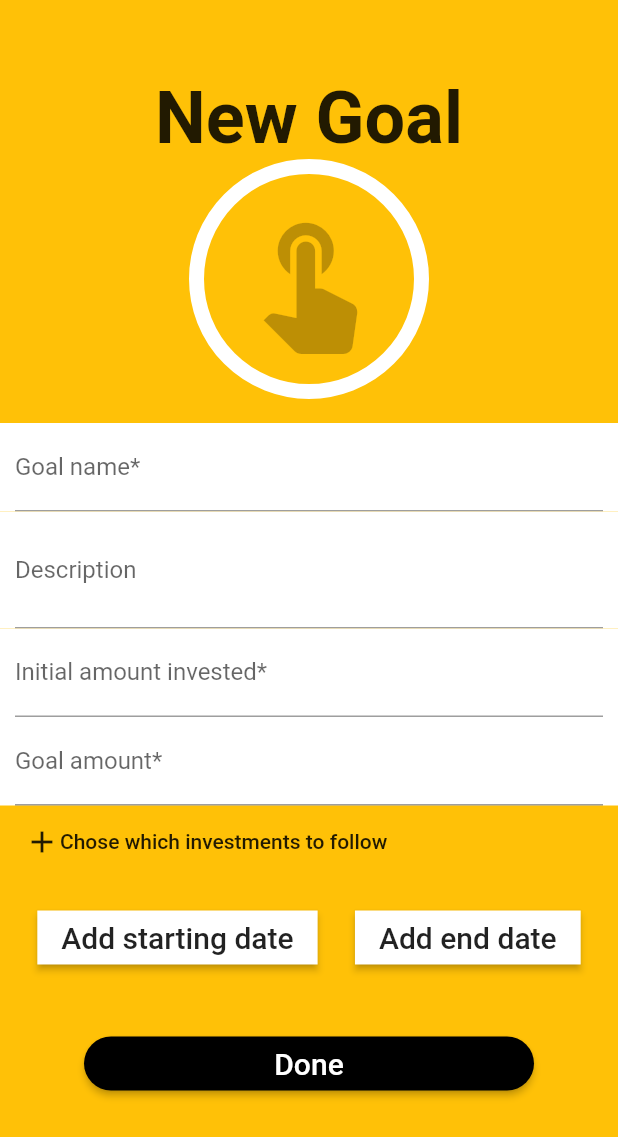
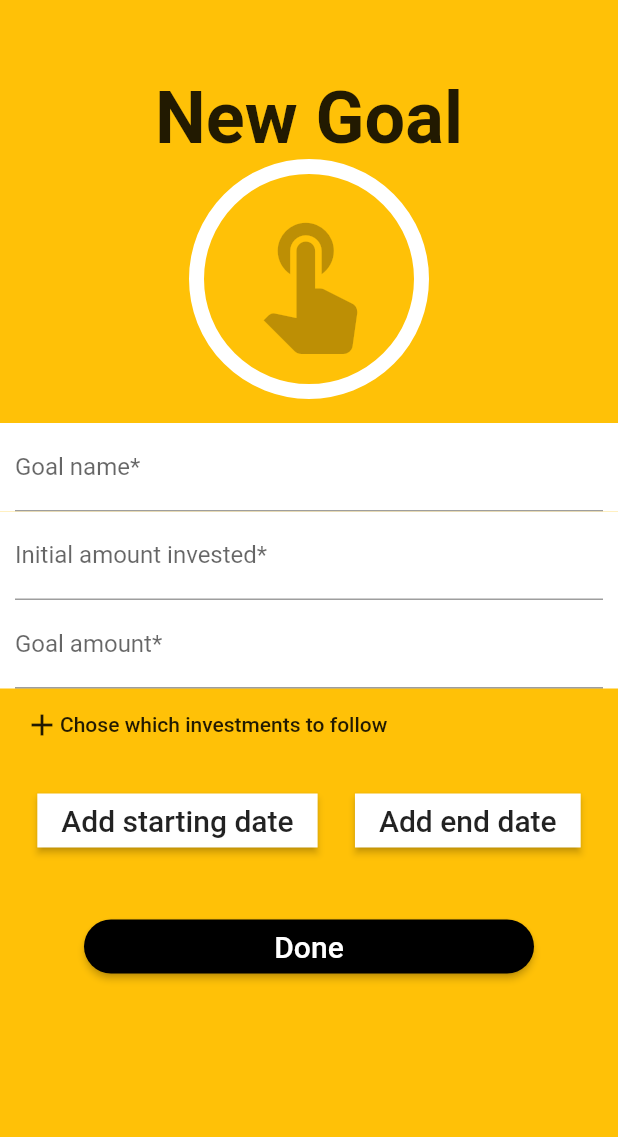
Before and after one commit to jmjac/portfolio, a Flutter app: the AddGoalPage screen opened directly, on a phone screen of 412 x 824 dp. Shown: the top 1137 px of the screen. Run offline on Flutter 3.47's test engine with Material 2 defaults, Android fonts, the phone set to English and light mode, and no system bars; drawn by our look-alikes of percent_indicator; our stand-ins replace charts_flutter, firebase_auth, fl_chart, flutter_mobx, google_fonts, google_sign_in and 2 more; missing offline and left inert: flutter_material_color_picker, flutter_rounded_date_picker; accounts and stored records are empty; generated files the repository leaves out were written again.

Commit message:
desc is gone
:,(

```diff
--- a/lib/goals/add_goal_page.dart
+++ b/lib/goals/add_goal_page.dart
@@ -85,19 +85,19 @@ class AddGoalPage extends StatelessWidget {
                           labelText: 'Goal name*',
                           hintText: 'Your goal name',
                         )))),
-            Container(
-                color: Colors.white,
-                padding: EdgeInsets.symmetric(horizontal: 10),
-                child: Observer(
-                    builder: (_) => TextFormField(
-                        style: TextStyle(color: Colors.black),
-                        onChanged: (String value) =>
-                            goalFormStore.setName(value),
-                        maxLines: 2,
-                        decoration: InputDecoration(
-                          labelText: 'Description',
-                          hintText: 'Description, notes etc.',
-                        )))),
+            // Container(
+            //     color: Colors.white,
+            //     padding: EdgeInsets.symmetric(horizontal: 10),
+            //     child: Observer(
+            //         builder: (_) => TextFormField(
+            //             style: TextStyle(color: Colors.black),
+            //             onChanged: (String value) =>
+            //                 goalFormStore.setName(value),
+            //             maxLines: 2,
+            //             decoration: InputDecoration(
+            //               labelText: 'Description',
+            //               hintText: 'Description, notes etc.',
+            //             )))),
             Container(
                 color: Colors.white,
                 padding: EdgeInsets.symmetric(horizontal: 10),
--- a/lib/goals/goal_details_page.dart
+++ b/lib/goals/goal_details_page.dart
@@ -83,7 +83,7 @@ class GoalDetailsPage extends StatelessWidget {
                             mainAxisAlignment: MainAxisAlignment.spaceEvenly,
                             children: <Widget>[
                               coveredBy("Initial investment", Colors.red),
-                              coveredBy("Investments gains", Colors.pink),
+                              coveredBy("Investments gains", Colors.pink[200]),
                               coveredBy("Left", Colors.white)
                             ],
                           )),
```
